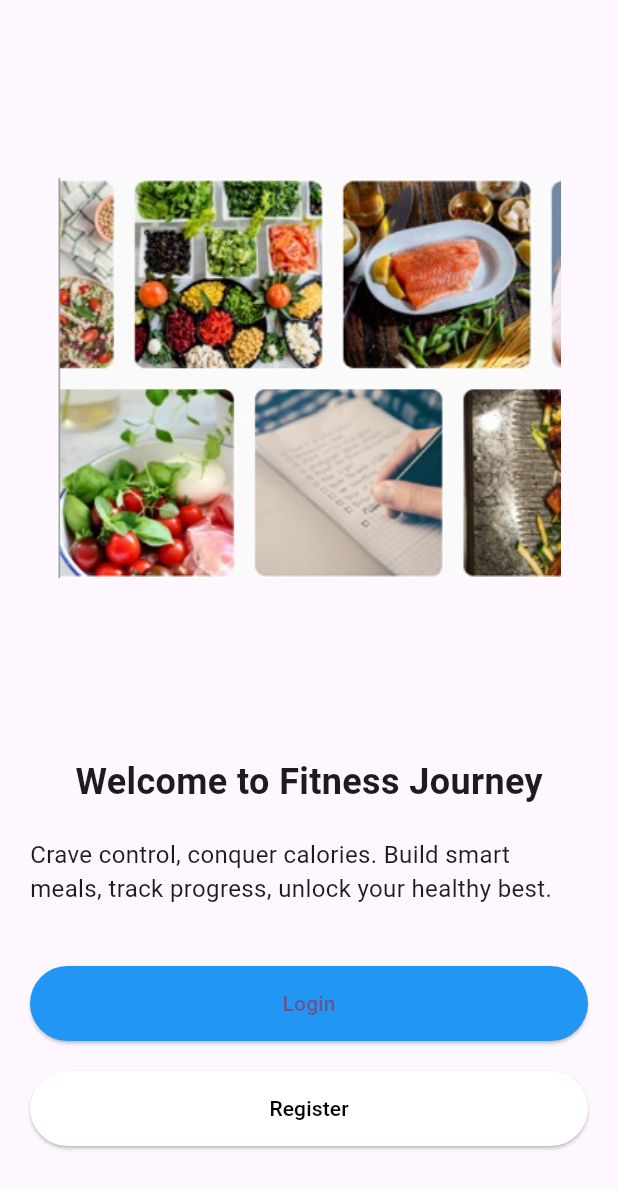
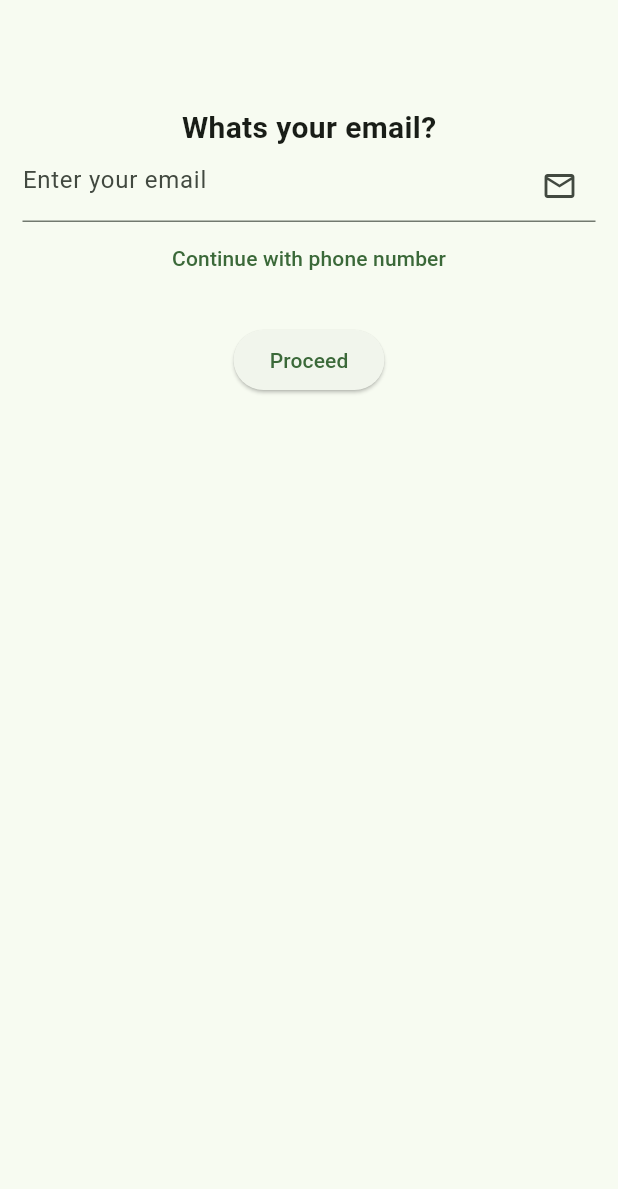
Before and after one commit to Mahn00r19/fitness-journey, a Flutter app: the screen it shows after launch, on a phone screen of 412 x 824 dp. Shown: the top 1189 px of the screen. Run offline on Flutter 3.47's test engine with Material 2 defaults, Android fonts, the phone set to English and light mode, and no system bars; our stand-ins replace firebase_auth, firebase_core, get, pinput; accounts and stored records are empty.

Commit message:
phone auth done

```diff
--- a/lib/Untitled-1.txt
+++ /dev/null
@@ -1,3 +0,0 @@
-C:\Users\Usman Computers\AppData\Local\Pub\Cache\bin
-
-D:\flutter projects\fitness journey\.vscode\launch.json
--- a/lib/pages/main.dart
+++ b/lib/main.dart
@@ -7,7 +7,7 @@ import 'firebase_options.dart';
 Future<void> main() async {
   WidgetsFlutterBinding.ensureInitialized();
   await Firebase.initializeApp(
-    options:DefaultFirebaseOptions.currentPlatform,
+    options: DefaultFirebaseOptions.currentPlatform,
   );
   runApp(const MyApp());
 }
@@ -18,9 +18,9 @@ class MyApp extends StatelessWidget {
   @override
   Widget build(BuildContext context) {
     return GetMaterialApp(
-      title: 'Flutter Demo',
+      title: 'Fitness Journey',
       theme: ThemeData(
-        colorScheme: ColorScheme.fromSeed(seedColor: Colors.deepPurple),
+        colorScheme: ColorScheme.fromSeed(seedColor: Colors.green),
         useMaterial3: true,
       ),
       home: SplashScreen(),
--- /dev/null
+++ b/lib/pages/auth_screen.dart
@@ -0,0 +1,70 @@
+import 'package:flutter/material.dart';
+import 'package:get/get.dart';
+import 'package:journey/controllers/auth_controller.dart';
+
+class AuthScreen extends StatelessWidget {
+  AuthScreen({super.key});
+  final GlobalKey<FormState> formKey = GlobalKey<FormState>();
+
+  @override
+  Widget build(BuildContext context) {
+    return Scaffold(
+      appBar: AppBar(),
+      body: Padding(
+        padding: const EdgeInsets.all(15.0),
+        child: GetBuilder<AuthController>(builder: (controller) {
+          return Form(
+            key: formKey,
+            child: Column(
+              children: [
+                Text(
+                  'Whats your ${controller.isAuthUsingEmail ? 'email' : 'phone number'}?',
+                  style: TextStyle(
+                    fontSize: 20.0,
+                    fontWeight: FontWeight.bold,
+                  ),
+                ),
+                TextFormField(
+                  controller: controller.phoneEmailController,
+                  keyboardType: controller.isAuthUsingEmail
+                      ? TextInputType.emailAddress
+                      : TextInputType.phone,
+                  validator: (value) {
+                    if (value!.isEmpty) {
+                      return 'Please enter your ${controller.isAuthUsingEmail ? 'email' : 'phone number'}';
+                    }
+                    return null;
+                  },
+                  decoration: InputDecoration(
+                    hintText: controller.isAuthUsingEmail
+                        ? 'Enter your email'
+                        : 'Enter your phone number',
+                    suffixIcon: Icon(
+                      controller.isAuthUsingEmail
+                          ? Icons.email_outlined
+                          : Icons.phone,
+                    ),
+                  ),
+                ),
+                TextButton(
+                    onPressed: () {
+                      controller.toggleAuthUsingEmail();
+                    },
+                    child: Text(
+                        'Continue with ${controller.isAuthUsingEmail ? 'phone number' : 'email'}')),
+                SizedBox(height: 20.0),
+                ElevatedButton(
+                    onPressed: () {
+                      if (formKey.currentState!.validate()) {
+                        controller.sendOtp();
+                      }
+                    },
+                    child: Text('Proceed')),
+              ],
+            ),
+          );
+        }),
+      ),
+    );
+  }
+}
--- a/lib/splash_screen.dart
+++ /dev/null
@@ -1 +0,0 @@
-// TODO Implement this library.
```
Also changed, not shown: lib/controllers/auth_controller.dart (+98 -5 lines), lib/pages/navigation_screen.dart (added, +30 -0 lines), lib/pages/otp_screen.dart (added, +76 -0 lines), lib/pages/splash_screen.dart (+13 -8 lines), lib/firebase_options.dart (renamed from lib/pages/firebase_options.dart).
